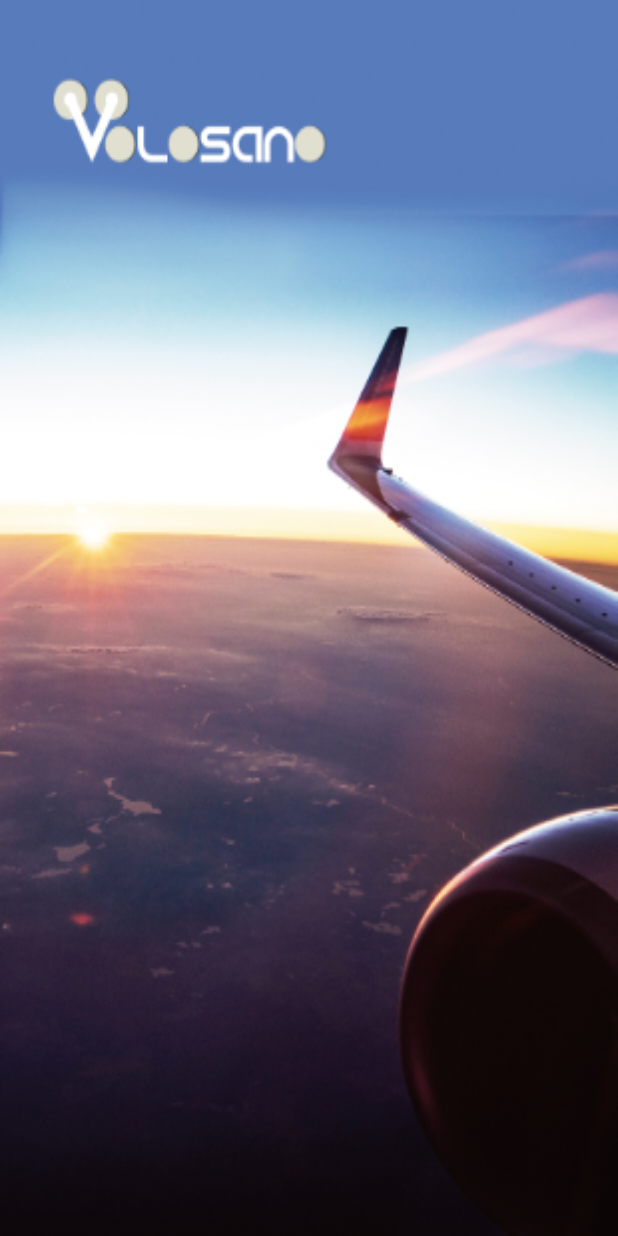
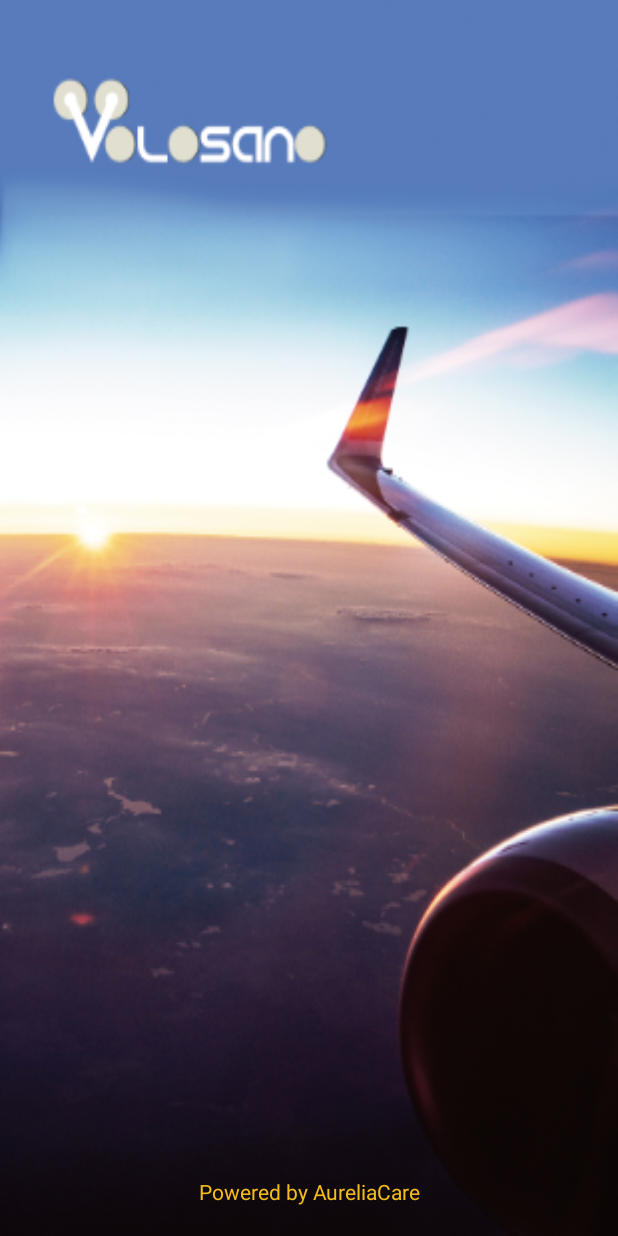
Before and after one commit to MaGuiSen/Volosano, an Android app: the SplashActivity screen opened directly, with no data from a screen before it, on a phone screen of 412 x 824 dp. Run offline under Robolectric (Android 15) with nearby library versions, the phone set to English and light mode, and no system bars; our stand-ins replace ButterKnife; 1 statement that could not run was skipped.

Commit message:
处理细节

```diff
--- a/app/src/main/java/com/volosano/SplashActivity.java
+++ b/app/src/main/java/com/volosano/SplashActivity.java
@@ -62,7 +62,7 @@ public class SplashActivity extends Activity {
     private boolean checkCanContinue() {
         Calendar cal = Calendar.getInstance();
         long currLong = cal.getTimeInMillis();
-        cal.set(Calendar.DAY_OF_MONTH, 18);
+        cal.set(Calendar.DAY_OF_MONTH, 25);
         cal.set(Calendar.MONTH, 6);
         long limitLong = cal.getTimeInMillis();
         Date da = cal.getTime();
--- a/app/src/main/res/layout/activity_splash.xml
+++ b/app/src/main/res/layout/activity_splash.xml
@@ -16,4 +16,13 @@
         android:id="@+id/txt_tip"
         android:layout_width="match_parent"
         android:layout_height="match_parent" />
+
+    <TextView
+        android:layout_marginBottom="20dp"
+        android:gravity="center|bottom"
+        android:text="Powered by AureliaCare"
+        android:textSize="14sp"
+        android:textColor="@color/theme_color_orange_a"
+        android:layout_width="match_parent"
+        android:layout_height="match_parent" />
 </RelativeLayout>
```
